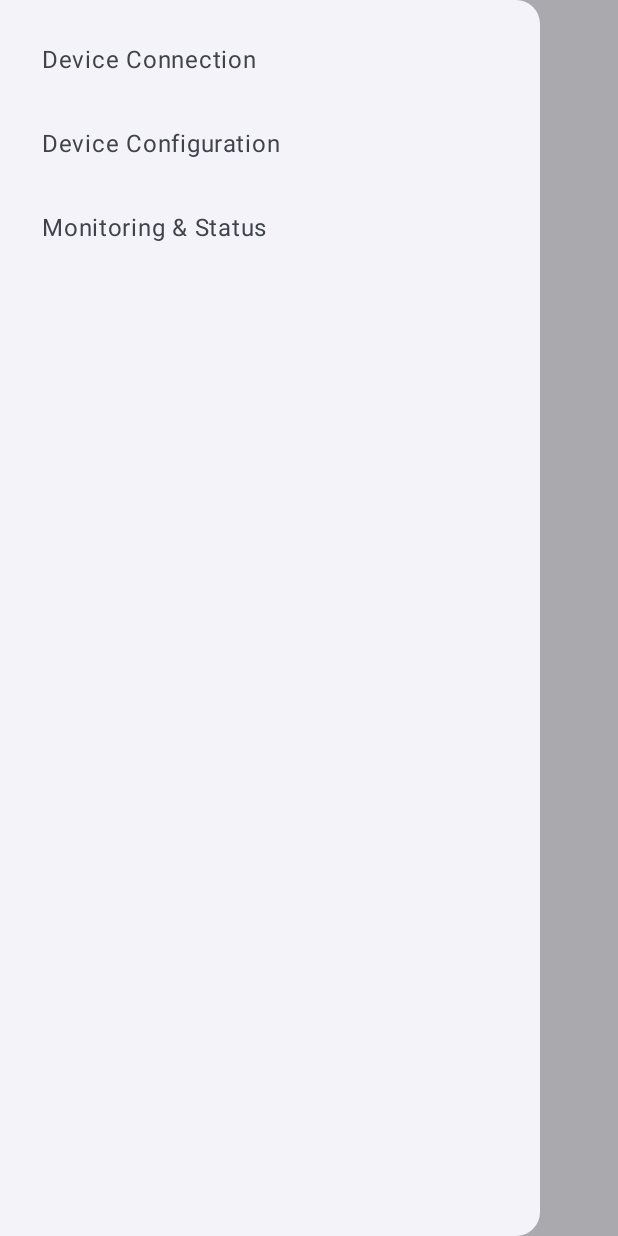
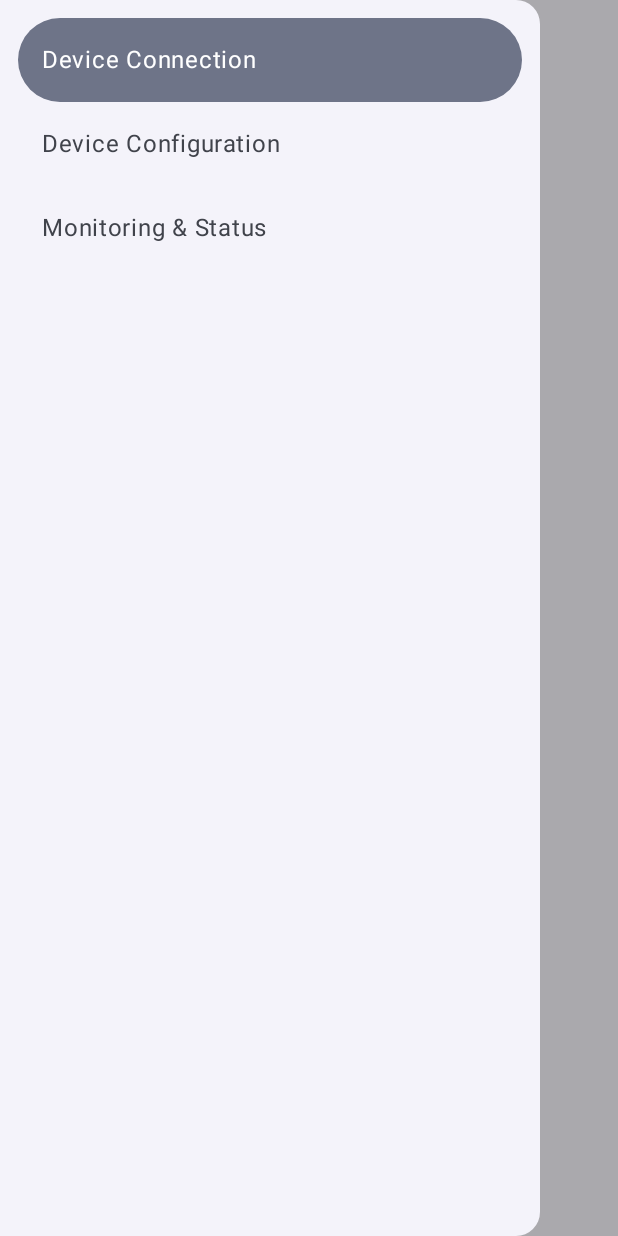
Before and after one commit to F3N0mz/Bacharbeit, an Android app built with Jetpack Compose: the screen it shows after launch (MainActivity), after a tap on "Open Navigation Drawer", on a phone screen of 412 x 824 dp. Run offline under Robolectric (Android 15) with nearby library versions, the light colour scheme and no system bars.

Commit message:
First change

```diff
--- a/Android/Dispenser/app/src/main/java/com/example/dispenser/MainActivity.kt
+++ b/Android/Dispenser/app/src/main/java/com/example/dispenser/MainActivity.kt
@@ -35,6 +35,8 @@ import androidx.compose.runtime.Composable
 import androidx.compose.runtime.mutableStateOf
 import androidx.compose.runtime.remember
 import androidx.compose.runtime.rememberCoroutineScope
+import androidx.compose.runtime.getValue // Import this
+import androidx.compose.runtime.setValue // Import this
 import androidx.compose.ui.Modifier
 import androidx.compose.ui.tooling.preview.Preview
 import androidx.compose.ui.unit.dp
@@ -46,57 +48,52 @@ class MainActivity : ComponentActivity() {
         enableEdgeToEdge()
         setContent {
             DispenserTheme {
+                // You might want to initialize ViewModels or dependencies here
+                // and pass them down, or use dependency injection (e.g., Hilt)
                 AppScaffoldWithDrawer()
             }
         }
     }
 }
 
-@OptIn(ExperimentalMaterial3Api::class) // Needed for TopAppBar and Drawer components
+@OptIn(ExperimentalMaterial3Api::class)
 @Composable
 fun AppScaffoldWithDrawer(modifier: Modifier = Modifier) {
     val drawerState = rememberDrawerState(initialValue = DrawerValue.Closed)
     val scope = rememberCoroutineScope()
-    val selectedItem = remember { mutableStateOf<String?>(null) }
+    // Use state destructuring for easier access (optional but common)
+    var selectedItem by remember { mutableStateOf("Device Connection") } // Set initial screen
+
     val drawerItems = listOf("Device Connection", "Device Configuration", "Monitoring & Status")
 
     ModalNavigationDrawer(
         drawerState = drawerState,
         drawerContent = {
-            // Content inside the drawer
             ModalDrawerSheet {
-                Spacer(Modifier.height(12.dp)) // Add some padding at the top
+                Spacer(Modifier.height(12.dp))
                 drawerItems.forEach { item ->
                     NavigationDrawerItem(
                         label = { Text(item) },
-                        selected = item == selectedItem.value,
+                        selected = item == selectedItem,
                         onClick = {
-                            // Action when an item is clicked:
-                            // 1. Update the selected item state
-                            selectedItem.value = item
-                            // 2. Close the drawer
-                            scope.launch { drawerState.close() }
-                            // 3. TODO: Add navigation or other actions later
+                            selectedItem = item // Update the selected item state
+                            scope.launch { drawerState.close() } // Close the drawer
+                            // No explicit navigation needed here, just state change
                         },
                         modifier = Modifier.padding(NavigationDrawerItemDefaults.ItemPadding)
                     )
                 }
             }
         },
-        modifier = modifier // Apply modifier to the whole drawer layout if needed
+        modifier = modifier
     ) {
-        // Main screen content goes here, wrapped in a Scaffold
         Scaffold(
-            modifier = Modifier.fillMaxSize(), // Scaffold takes up the available space
+            modifier = Modifier.fillMaxSize(),
             topBar = {
-                // Add a TopAppBar with a menu button to open the drawer
                 TopAppBar(
                     title = { Text("Pillenspender") },
                     navigationIcon = {
-                        IconButton(onClick = {
-                            // Open the drawer when the menu icon is clicked
-                            scope.launch { drawerState.open() }
-                        }) {
+                        IconButton(onClick = { scope.launch { drawerState.open() } }) {
                             Icon(
                                 imageVector = Icons.Filled.Menu,
                                 contentDescription = "Open Navigation Drawer"
@@ -106,28 +103,71 @@ fun AppScaffoldWithDrawer(modifier: Modifier = Modifier) {
                 )
             }
         ) { innerPadding ->
-            // Pass the innerPadding from Scaffold to the content
-            Greeting(
-                name = "User", // Changed name for example
-                modifier = Modifier.padding(innerPadding) // Apply padding
-            )
+            // --- THIS IS WHERE THE CONTENT SWITCHING HAPPENS ---
+            // Based on selectedItem, display the corresponding screen composable
+            Column(modifier = Modifier
+                .padding(innerPadding) // Apply the scaffold's padding
+                .fillMaxSize() // Allow the content to fill the remaining space
+            ) {
+                when (selectedItem) {
+                    "Device Connection" -> DeviceConnectionScreen()
+                    "Device Configuration" -> DeviceConfigurationScreen()
+                    "Monitoring & Status" -> MonitoringStatusScreen()
+                    // Add other cases if you have more drawer items
+                    else -> Text("Error: Unknown Screen") // Fallback
+                }
+            }
+            // --- END OF CONTENT SWITCHING ---
         }
     }
 }
 
+// Placeholder Composable for Device Connection Screen
+@Composable
+fun DeviceConnectionScreen() {
+    Column(modifier = Modifier.fillMaxSize().padding(16.dp)) {
+        Text("Device Connection Screen")
+        // TODO: Implement Bluetooth scanning, listing, pairing UI here
+        // This screen will need permissions checks, Bluetooth adapter interaction,
+        // scanning logic, displaying found devices, initiating connections.
+        // This is the most complex part involving Android's Bluetooth APIs.
+    }
+}
+
+// Placeholder Composable for Device Configuration Screen
+@Composable
+fun DeviceConfigurationScreen() {
+    Column(modifier = Modifier.fillMaxSize().padding(16.dp)) {
+        Text("Device Configuration Screen")
+        // TODO: Implement UI for adding/editing/viewing schedules, setting device time.
+        // This screen will need forms (time pickers), lists (LazyColumn for schedules),
+        // buttons. It will interact with the Bluetooth communication layer to send/receive config.
+        // You'll also need local data storage for schedules (e.g., Room database or SharedPreferences).
+    }
+}
+
+// Placeholder Composable for Monitoring & Status Screen
+@Composable
+fun MonitoringStatusScreen() {
+    Column(modifier = Modifier.fillMaxSize().padding(16.dp)) {
+        Text("Monitoring & Status Screen")
+        // TODO: Implement UI for displaying device status (battery, last dispense, etc.),
+        // and a list (LazyColumn) for dispense history.
+        // This screen will also interact with the Bluetooth communication layer to receive status updates and history logs.
+        // You'll need local storage for the dispense history log.
+    }
+}
+
+// Original Greeting Composable - might not be needed anymore in the main content area
 @Composable
 fun Greeting(name: String, modifier: Modifier = Modifier) {
-    // Center the text for better visibility within the scaffold
     Column(modifier = modifier.fillMaxSize().padding(16.dp)) {
         Text(
             text = "Hello $name!",
-            // No specific modifier needed here as padding is handled by the parent Column
         )
     }
 }
 
-
-// Preview for the new AppScaffoldWithDrawer composable
 @Preview(showBackground = true)
 @Composable
 fun AppScaffoldWithDrawerPreview() {
@@ -135,3 +175,30 @@ fun AppScaffoldWithDrawerPreview() {
         AppScaffoldWithDrawer()
     }
 }
+
+// Preview for DeviceConnectionScreen
+@Preview(showBackground = true)
+@Composable
+fun DeviceConnectionScreenPreview() {
+    DispenserTheme {
+        DeviceConnectionScreen()
+    }
+}
+
+// Preview for DeviceConfigurationScreen
+@Preview(showBackground = true)
+@Composable
+fun DeviceConfigurationScreenPreview() {
+    DispenserTheme {
+        DeviceConfigurationScreen()
+    }
+}
+
+// Preview for MonitoringStatusScreen
+@Preview(showBackground = true)
+@Composable
+fun MonitoringStatusScreenPreview() {
+    DispenserTheme {
+        MonitoringStatusScreen()
+    }
+}
```
